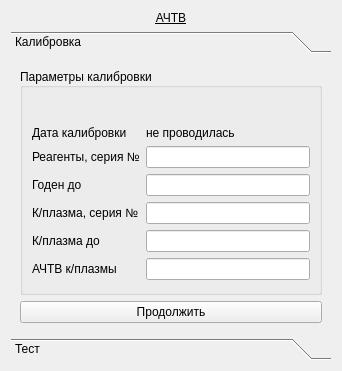
This is choisedialog/ko2.ui in krang4d/Agrekola as Qt 5 draws it before an edit. The edited form follows.
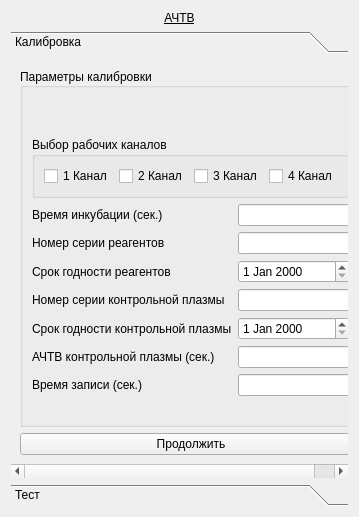
This is the edited form. Custom widgets are drawn as their Qt base class.

Diff of the .ui file:
```diff
--- a/choisedialog/ko2.ui
+++ b/choisedialog/ko2.ui
@@ -6,8 +6,8 @@
    <rect>
     <x>0</x>
     <y>0</y>
-    <width>342</width>
-    <height>371</height>
+    <width>359</width>
+    <height>517</height>
    </rect>
   </property>
   <property name="windowTitle">
@@ -34,8 +34,8 @@
        <rect>
         <x>0</x>
         <y>0</y>
-        <width>324</width>
-        <height>280</height>
+        <width>341</width>
+        <height>426</height>
        </rect>
       </property>
       <attribute name="label">
@@ -64,32 +64,66 @@
             </property>
            </spacer>
           </item>
+          <item>
+           <widget class="QGroupBox" name="groupBox_2">
+            <property name="title">
+             <string>Выбор рабочих каналов</string>
+            </property>
+            <layout class="QHBoxLayout" name="horizontalLayout">
+             <item>
+              <widget class="QCheckBox" name="checkBox_1">
+               <property name="text">
+                <string>1 Канал</string>
+               </property>
+              </widget>
+             </item>
+             <item>
+              <widget class="QCheckBox" name="checkBox_2">
+               <property name="text">
+                <string>2 Канал</string>
+               </property>
+              </widget>
+             </item>
+             <item>
+              <widget class="QCheckBox" name="checkBox_3">
+               <property name="text">
+                <string>3 Канал</string>
+               </property>
+              </widget>
+             </item>
+             <item>
+              <widget class="QCheckBox" name="checkBox_4">
+               <property name="text">
+                <string>4 Канал</string>
+               </property>
+              </widget>
+             </item>
+            </layout>
+           </widget>
+          </item>
           <item>
            <layout class="QFormLayout" name="formLayout">
             <item row="0" column="0">
              <widget class="QLabel" name="label_6">
               <property name="text">
-               <string>Дата калибровки</string>
+               <string>Время инкубации (сек.)</string>
               </property>
              </widget>
             </item>
             <item row="0" column="1">
-             <widget class="QLabel" name="label_calibrationData">
-              <property name="minimumSize">
-               <size>
-                <width>40</width>
-                <height>0</height>
-               </size>
+             <widget class="QLineEdit" name="lineEdit_incube">
+              <property name="inputMethodHints">
+               <set>Qt::ImhDigitsOnly</set>
               </property>
               <property name="text">
-               <string>не проводилась</string>
+               <string/>
               </property>
              </widget>
             </item>
             <item row="1" column="0">
              <widget class="QLabel" name="label_1">
               <property name="text">
-               <string>Реагенты, серия №</string>
+               <string>Номер серии реагентов</string>
               </property>
               <property name="buddy">
                <cstring>lineEdit_1</cstring>
@@ -102,20 +136,14 @@
             <item row="2" column="0">
              <widget class="QLabel" name="label_2">
               <property name="text">
-               <string>Годен до</string>
-              </property>
-              <property name="buddy">
-               <cstring>lineEdit_2</cstring>
+               <string>Срок годности реагентов</string>
               </property>
              </widget>
             </item>
-            <item row="2" column="1">
-             <widget class="QLineEdit" name="lineEdit_2"/>
-            </item>
             <item row="3" column="0">
              <widget class="QLabel" name="label_3">
               <property name="text">
-               <string>К/плазма, серия №</string>
+               <string>Номер серии контрольной плазмы</string>
               </property>
               <property name="buddy">
                <cstring>lineEdit_3</cstring>
@@ -132,30 +160,46 @@
             <item row="4" column="0">
              <widget class="QLabel" name="label_4">
               <property name="text">
-               <string>К/плазма до</string>
-              </property>
-              <property name="buddy">
-               <cstring>lineEdit_4</cstring>
-              </property>
-             </widget>
-            </item>
-            <item row="4" column="1">
-             <widget class="QLineEdit" name="lineEdit_4">
-              <property name="enabled">
-               <bool>true</bool>
+               <string>Срок годности контрольной плазмы</string>
               </property>
              </widget>
             </item>
             <item row="5" column="0">
              <widget class="QLabel" name="label_5">
               <property name="text">
-               <string>АЧТВ к/плазмы</string>
+               <string>АЧТВ контрольной плазмы (сек.)</string>
               </property>
              </widget>
             </item>
             <item row="5" column="1">
              <widget class="QLineEdit" name="lineEdit_5"/>
             </item>
+            <item row="6" column="0">
+             <widget class="QLabel" name="label_t">
+              <property name="text">
+               <string>Время записи (сек.)</string>
+              </property>
+              <property name="buddy">
+               <cstring>lineEdit_time</cstring>
+              </property>
+             </widget>
+            </item>
+            <item row="6" column="1">
+             <widget class="QLineEdit" name="lineEdit_time">
+              <property name="inputMethodHints">
+               <set>Qt::ImhDigitsOnly</set>
+              </property>
+              <property name="text">
+               <string/>
+              </property>
+             </widget>
+            </item>
+            <item row="2" column="1">
+             <widget class="QDateEdit" name="dateEdit"/>
+            </item>
+            <item row="4" column="1">
+             <widget class="QDateEdit" name="dateEdit_2"/>
+            </item>
            </layout>
           </item>
           <item>
```
Left out of the diff: 6 changed lines with no effect on the pictures.
